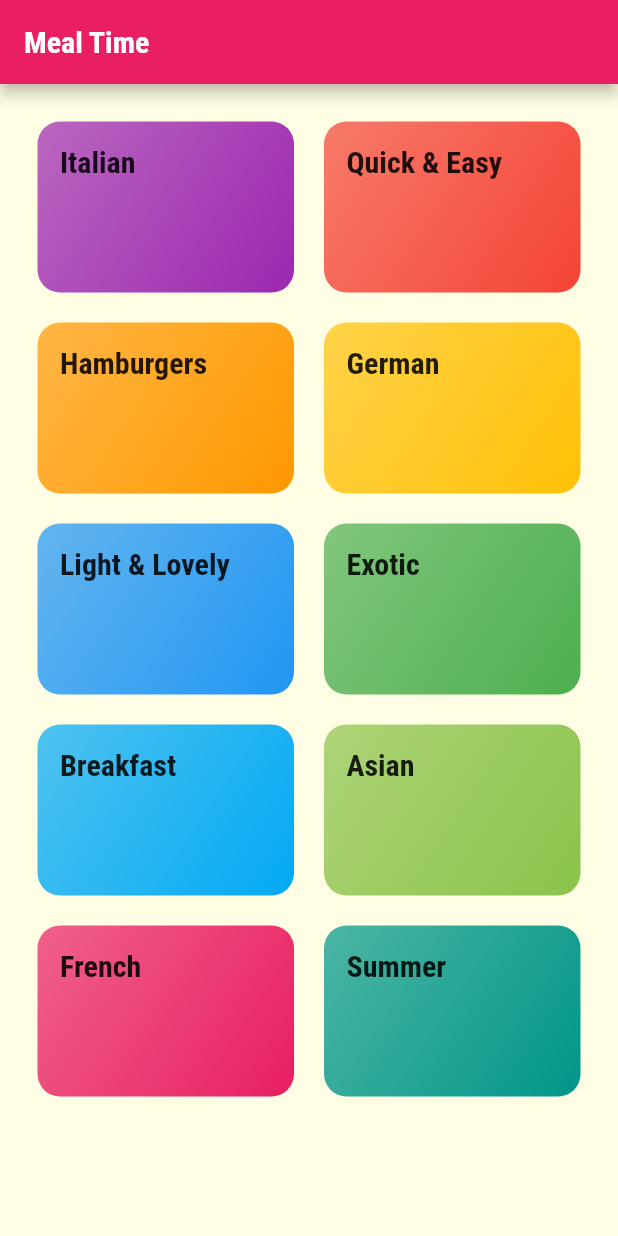
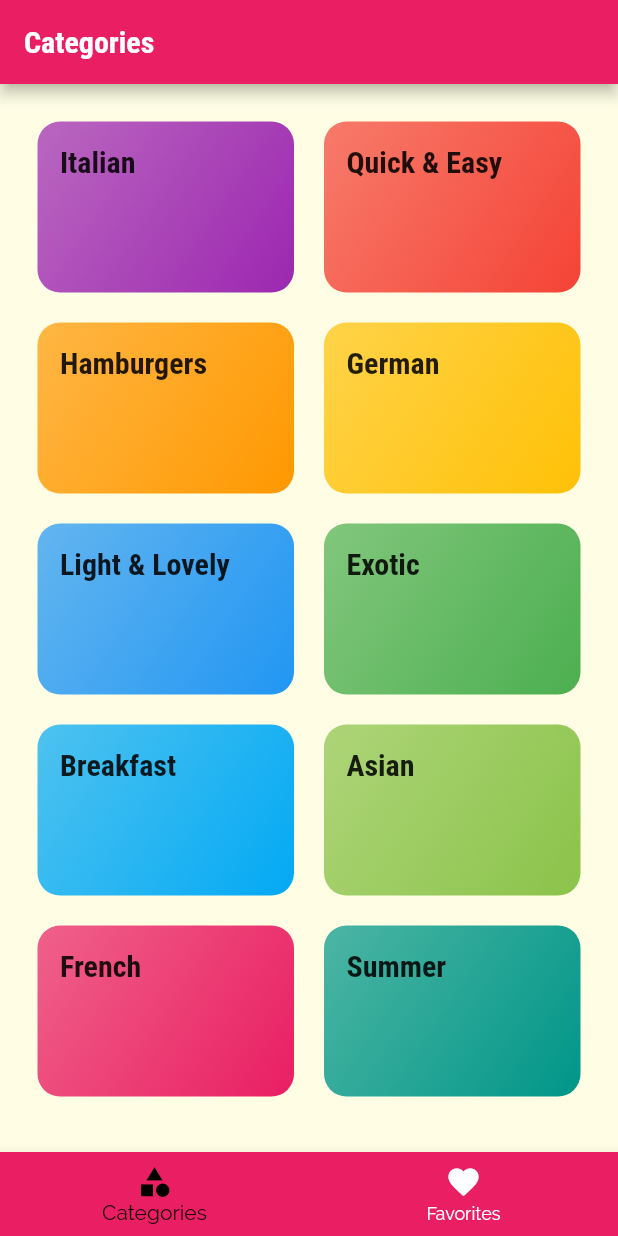
Before and after one commit to gemini30/Food_Recipe_App, a Flutter app: the screen it shows after launch, on a phone screen of 412 x 824 dp. Run offline on Flutter 3.47's test engine with Material 2 defaults, Android fonts, the phone set to English and light mode, and no system bars.

Commit message:
Added tabs to the app

```diff
--- a/lib/main.dart
+++ b/lib/main.dart
@@ -1,6 +1,7 @@
 // ignore_for_file: prefer_const_constructors
 // ignore_for_file: prefer_const_literals_to_create_immutables
 import 'package:flutter/material.dart';
+import 'package:flutter_complete_guide/screens/tabs_screen.dart';
 import './screens/meal_details_screen.dart';
 import './screens/category_meals_screen.dart';
 import './screens/categories_screen.dart';
@@ -28,7 +29,7 @@ class MyApp extends StatelessWidget {
       ),
       initialRoute: '/',
       routes: {
-        '/': (ctx) => CategoriesScreen(),
+        '/': (ctx) => TabsScreen(),
         CategoryMealsScreen.routeName: (ctx) => CategoryMealsScreen(),
         MealDetailScreen.routeName: (ctx) => MealDetailScreen(),
       },
--- a/lib/screens/categories_screen.dart
+++ b/lib/screens/categories_screen.dart
@@ -7,9 +7,7 @@ import '../dummy_data.dart';
 class CategoriesScreen extends StatelessWidget {
   @override
   Widget build(BuildContext context) {
-    return Scaffold(
-      appBar: AppBar(title: const Text('Meal Time')),
-      body: GridView(
+    return GridView(
       padding: EdgeInsets.all(25),
       gridDelegate: SliverGridDelegateWithMaxCrossAxisExtent(
           maxCrossAxisExtent: 200,
@@ -20,7 +18,6 @@ class CategoriesScreen extends StatelessWidget {
           .map((catData) =>
               CategoryItem(catData.id, catData.title, catData.color))
           .toList(),
-      ),
     );
   }
 }
--- /dev/null
+++ b/lib/screens/favorites_screen.dart
@@ -0,0 +1,10 @@
+import 'package:flutter/material.dart';
+
+class FavoritesScreen extends StatelessWidget {
+  @override
+  Widget build(BuildContext context) {
+    return Center(
+      child: Text('The Favorites'),
+    );
+  }
+}
--- /dev/null
+++ b/lib/screens/tabs_screen.dart
@@ -0,0 +1,47 @@
+// ignore_for_file: prefer_const_constructors
+// ignore_for_file: prefer_const_literals_to_create_immutables
+import 'package:flutter/material.dart';
+import '../screens/categories_screen.dart';
+import '../screens/favorites_screen.dart';
+
+class TabsScreen extends StatefulWidget {
+  @override
+  State<TabsScreen> createState() => _TabsScreenState();
+}
+
+class _TabsScreenState extends State<TabsScreen> {
+  final List<Map<String, Object>> _pages = [
+    {'page': CategoriesScreen(), 'title': 'Categories'},
+    {'page': FavoritesScreen(), 'title': 'Your Favorites'},
+  ];
+
+  int _selectedPageIndex = 0;
+  void _selectPage(int index) {
+    setState(() {
+      _selectedPageIndex = index;
+    });
+  }
+
+  @override
+  Widget build(BuildContext context) {
+    return Scaffold(
+      appBar: AppBar(
+        title: Text(_pages[_selectedPageIndex]['title']),
+      ),
+      body: _pages[_selectedPageIndex]['page'],
+      bottomNavigationBar: BottomNavigationBar(
+        onTap: _selectPage,
+        backgroundColor: Theme.of(context).primaryColor,
+        unselectedItemColor: Colors.white,
+        selectedItemColor: Colors.black,
+        currentIndex: _selectedPageIndex,
+        items: [
+          BottomNavigationBarItem(
+              icon: Icon(Icons.category), label: 'Categories'),
+          BottomNavigationBarItem(
+              icon: Icon(Icons.favorite), label: 'Favorites'),
+        ],
+      ),
+    );
+  }
+}
```
Lines whose indentation alone changed are shown as unchanged.
